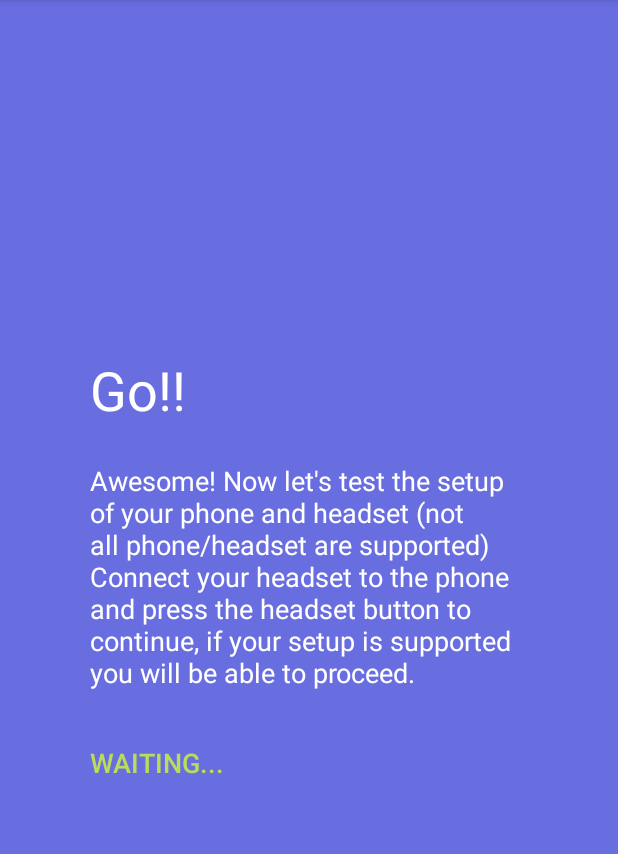
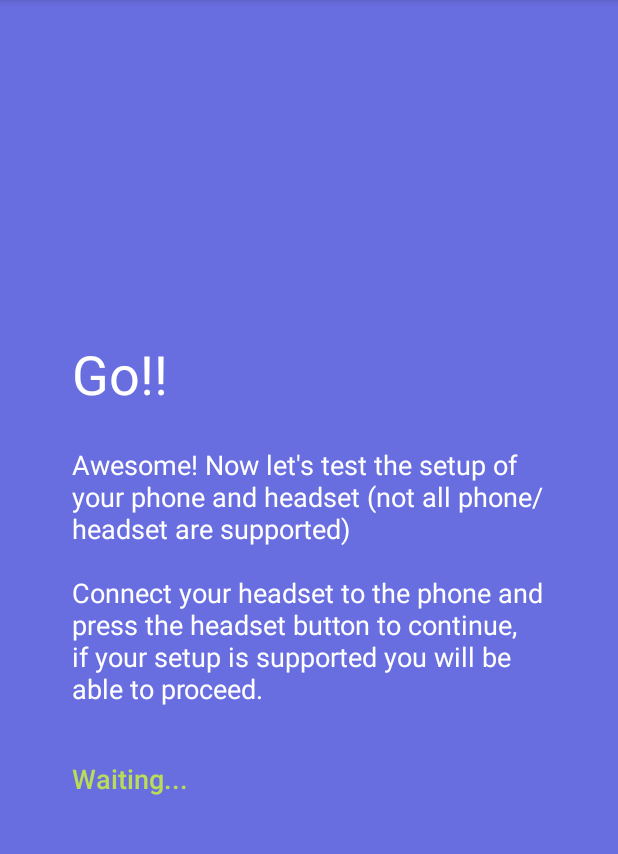
Before and after one commit to nadchif/headset-control-plus, an Android app: the fragment IntroSlideSetup placed in its activity, on a phone screen of 412 x 824 dp, the part 84-938 px from its top. Run offline under Robolectric (Android 15) with nearby library versions, the phone set to English and light mode, and no system bars; our stand-ins replace androidx.preference; libraries missing offline, so code that uses them is left out: com.github.paolorotolo.appintro.

Commit message:
Stability Fixes (#32)
* implemented triple press

* updated strings.xml

* updated .gitignore

```diff
--- a/app/build.gradle
+++ b/app/build.gradle
@@ -7,8 +7,8 @@ android {
         applicationId "com.chif.headsetcontrolplus"
         minSdkVersion 23
         targetSdkVersion 29
-        versionCode 12
-        versionName "0.2.7"
+        versionCode 15
+        versionName "0.2.9"
         testInstrumentationRunner "androidx.test.runner.AndroidJUnitRunner"
     }
     buildTypes {
--- a/app/src/main/java/com/chif/headsetcontrolplus/SettingsFragment.java
+++ b/app/src/main/java/com/chif/headsetcontrolplus/SettingsFragment.java
@@ -77,7 +77,7 @@ public class SettingsFragment extends PreferenceFragmentCompat {
   public void onCreatePreferences(final Bundle savedInstanceState, final String rootKey) {
     setPreferencesFromResource(R.xml.main_preferences, rootKey);
     bindPreferenceSummaryToValue(findPreference("hcp_mode"));
-    bindPreferenceSummaryToValue(findPreference("hcp_gestures_long_press"));
+    bindPreferenceSummaryToValue(findPreference("hcp_gestures_triple_press"));
     bindPreferenceSummaryToValue(findPreference("hcp_gestures_single_press"));
     bindPreferenceSummaryToValue(findPreference("hcp_gestures_double_press"));
     mPrefForegroundSwitch = findPreference("enable_hcp_foreground_service");
--- a/app/src/main/java/com/chif/headsetcontrolplus/slides/IntroSlideSetup.java
+++ b/app/src/main/java/com/chif/headsetcontrolplus/slides/IntroSlideSetup.java
@@ -12,6 +12,8 @@ import android.content.IntentFilter;
 import android.content.SharedPreferences;
 import android.net.Uri;
 import android.os.Bundle;
+import android.os.Handler;
+import android.util.Log;
 import android.view.LayoutInflater;
 import android.view.View;
 import android.view.ViewGroup;
@@ -25,7 +27,9 @@ import com.github.paolorotolo.appintro.ISlidePolicy;
 public class IntroSlideSetup extends Fragment implements ISlidePolicy {
 
   private static final String APP_TAG = "HeadsetControlPlus";
+  private static final Handler S_HANDLER = new Handler();
   private static final String DOCS_TROUBLESHOOT_MD = "https://github.com/nadchif/headset-control-plus/blob/master/docs/TROUBLESHOOT.md";
+  private static Runnable sShowHavingTrouble;
   private Button mStatusMessageBtn;
   private boolean mSignalReceived = false;
   private BroadcastReceiver mBroadcastReceiver;
@@ -54,19 +58,41 @@ public class IntroSlideSetup extends Fragment implements ISlidePolicy {
         editor.apply();
         // Unregister the broadcast receiver after first successful reception
         getActivity().unregisterReceiver(mBroadcastReceiver);
+        // Cancel the Having Trouble runnable
+        S_HANDLER.removeCallbacks(sShowHavingTrouble);
       }
     };
+
 
     // This receiver will wait to hear from the accessibility service that,
     // the headset button has worked
     getActivity().registerReceiver(mBroadcastReceiver,
             new IntentFilter(getActivity().getPackageName()));
+
+    // Show a having trouble? message after 30 seconds
+    sShowHavingTrouble = new Runnable() {
+      public void run() {
+        Log.e(APP_TAG, "Ran Having tTrouble");
+        if (!mSignalReceived) {
+          mStatusMessageBtn.setText(R.string.status_headset_setup_trouble);
+        }
+      }
+    };
+    S_HANDLER.postDelayed(sShowHavingTrouble, 25000);
+
     return view;
   }
 
   @Override
   public void onDestroyView() {
     super.onDestroyView();
+    try {
+      // in case user is closing app
+      getActivity().unregisterReceiver(mBroadcastReceiver);
+      S_HANDLER.removeCallbacks(sShowHavingTrouble);
+    } catch (Exception ex) {
+      Log.e(APP_TAG, ex.getMessage());
+    }
   }
 
   @Override
--- a/app/src/main/res/layout/fragment_intro_slide_permissions.xml
+++ b/app/src/main/res/layout/fragment_intro_slide_permissions.xml
@@ -6,7 +6,7 @@
     android:background="@color/introPermissions"
     android:gravity="center"
     android:orientation="vertical"
-    android:padding="60dp">
+    android:padding="48dp">
 
     <TextView
         android:id="@+id/textView"
--- a/app/src/main/res/layout/fragment_intro_slide_setup.xml
+++ b/app/src/main/res/layout/fragment_intro_slide_setup.xml
@@ -6,7 +6,7 @@
     android:background="@color/introPermissions"
     android:gravity="center"
     android:orientation="vertical"
-    android:padding="60dp">
+    android:padding="48dp">
 
     <TextView
         android:id="@+id/textView"
@@ -33,6 +33,7 @@
         android:padding="0dp"
         android:text="@string/status_headset_setup_waiting"
         android:textAlignment="textStart"
+        android:textAllCaps="false"
         android:textColor="@color/successGreen"
         android:textSize="18sp" />
 
--- a/app/src/main/res/layout/fragment_intro_slide_welcome.xml
+++ b/app/src/main/res/layout/fragment_intro_slide_welcome.xml
@@ -6,7 +6,7 @@
     android:background="@color/introPermissions"
     android:gravity="center"
     android:orientation="vertical"
-    android:padding="60dp">
+    android:padding="48dp">
 
     <TextView
         android:id="@+id/textView"
--- a/app/src/main/res/values/strings.xml
+++ b/app/src/main/res/values/strings.xml
@@ -78,12 +78,9 @@
     <string name="pref_button_gestures_triple_press">
         Triple Press
     </string>
-    <string name="pref_button_gestures_long_press">
-        Long Press
-    </string>
 
     <!--System Actions-->
-    <string name="pref_button_actions_default">System Default</string>
+    <!-- <string name="pref_button_actions_default">System Default</string> -->
     <string name="pref_button_actions_flashlight_toggle">Flashlight On/Off</string>
     <!--Media Actions-->
     <string name="pref_button_actions_playpause">Play/Pause</string>
@@ -101,8 +98,8 @@
     </string>
     <string name="intro_details_welcome">
         Welcome to Headset Control Plus. Unleash the power of your Headset button by custom mapping gestures like:
-        Long Press, Double Press, Triple Press etc.\n\nThis app does not gather or send any information from your device. For more information view our Privacy Policy.\n\n
-Camera Permissions are required for flashlight functionality
+        Double Press, Triple Press etc.\n\nThis app does not gather or send any information from your device. For more information view our Privacy Policy.\n\nCamera
+        Permissions are required for flashlight functionality
     </string>
 
     <string name="intro_title_permissions">
@@ -134,7 +131,7 @@ Camera Permissions are required for flashlight functionality
     </string>
     <string name="intro_details_setup">
         Awesome! Now let\'s test the setup of your phone and headset (not all phone/headset are supported)
-        Connect your headset to the phone and press the headset button to continue, if your setup is supported you will be able to proceed.
+        \n\nConnect your headset to the phone and press the headset button to continue, if your setup is supported you will be able to proceed.
     </string>
 
     <!--Arrays-->
@@ -153,7 +150,7 @@ Camera Permissions are required for flashlight functionality
 
     <!-- Media Actions -->
     <string-array name="pref_media_actions">
-        <item>System Default</item>
+        <!--<item>System Default</item>-->
         <item>Play/Pause</item>
         <item>Next Track</item>
         <item>Previous Track</item>
--- a/app/src/main/res/xml/appinfo_preferences.xml
+++ b/app/src/main/res/xml/appinfo_preferences.xml
@@ -2,7 +2,7 @@
     xmlns:app="http://schemas.android.com/apk/res-auto">
     <Preference
         app:key="about_hcp_version"
-        app:summary="0.2.7"
+        app:summary="0.2.9"
         app:title="@string/pref_title_version"
         app:iconSpaceReserved="false" ></Preference>
     <Preference
--- a/app/src/main/res/xml/main_preferences.xml
+++ b/app/src/main/res/xml/main_preferences.xml
@@ -40,7 +40,7 @@
             app:entries="@array/pref_media_actions"
             app:entryValues="@array/pref_media_actions"
             app:key="hcp_gestures_single_press"
-            app:summary="@string/pref_button_actions_default"
+            app:summary="@string/pref_button_actions_playpause"
             app:title="@string/pref_button_gestures_single_press"
             app:iconSpaceReserved="false" />
 
@@ -57,9 +57,9 @@
             app:defaultValue="@string/pref_button_actions_previous"
             app:entries="@array/pref_media_actions"
             app:entryValues="@array/pref_media_actions"
-            app:key="hcp_gestures_long_press"
+            app:key="hcp_gestures_triple_press"
             app:summary="@string/pref_button_actions_previous"
-            app:title="@string/pref_button_gestures_long_press"
+            app:title="@string/pref_button_gestures_triple_press"
             app:iconSpaceReserved="false" />
 
     </PreferenceCategory>
```
Also changed, not shown: app/src/main/java/com/chif/headsetcontrolplus/ForegroundService.java (+38 -43 lines), app/src/main/java/com/chif/headsetcontrolplus/HeadsetControlPlusService.java (+60 -71 lines), app/src/main/java/com/chif/headsetcontrolplus/providers/StravaProvider.java (+13 -4 lines), app/src/main/java/com/chif/headsetcontrolplus/shared/ServiceBase.java (+12 -1 lines), 2 other files.
